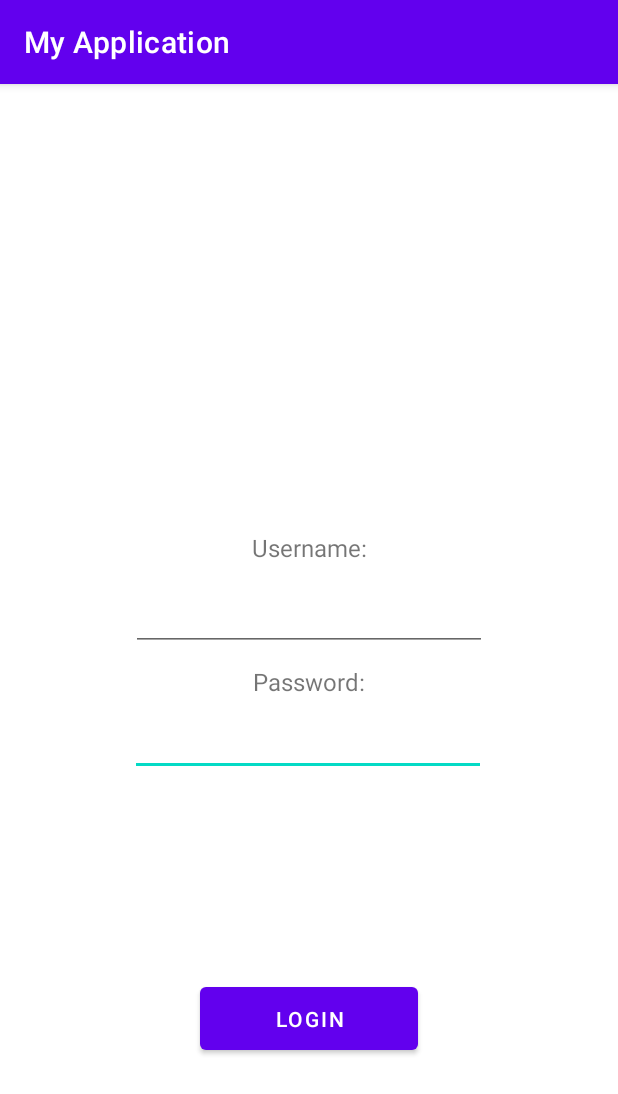
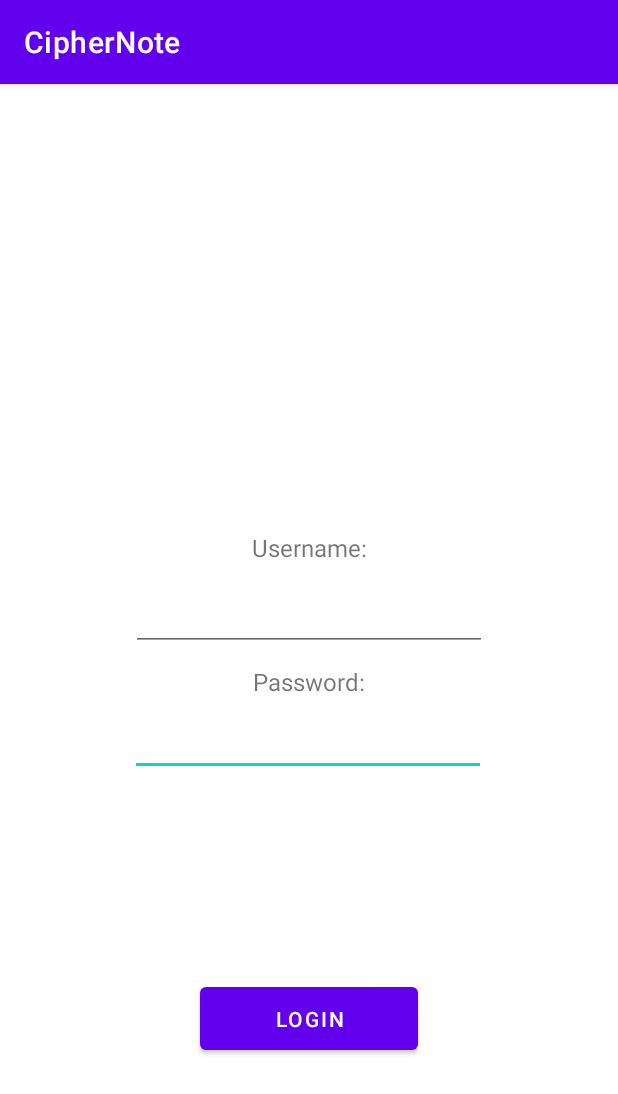
Before and after one commit to ValNick12/CipherNote, an Android app: the screen it shows after launch (MainActivity), on a phone screen of 412 x 824 dp. Shown: the top 1094 px of the screen. Run offline under Robolectric (Android 15) with nearby library versions, the phone set to English and light mode, and no system bars.

Commit message:
Editing the main activity.

```diff
--- a/app/src/main/res/layout/activity_main.xml
+++ b/app/src/main/res/layout/activity_main.xml
@@ -91,7 +91,7 @@
         app:layout_constraintVertical_bias="0.5" />
 
     <ImageView
-        android:id="@+id/imageView"
+        android:id="@+id/logoView"
         android:layout_width="wrap_content"
         android:layout_height="wrap_content"
         android:layout_marginTop="8dp"
--- a/app/src/main/res/values/strings.xml
+++ b/app/src/main/res/values/strings.xml
@@ -1,3 +1,3 @@
 <resources>
-    <string name="app_name">My Application</string>
+    <string name="app_name">CipherNote</string>
 </resources>
```
